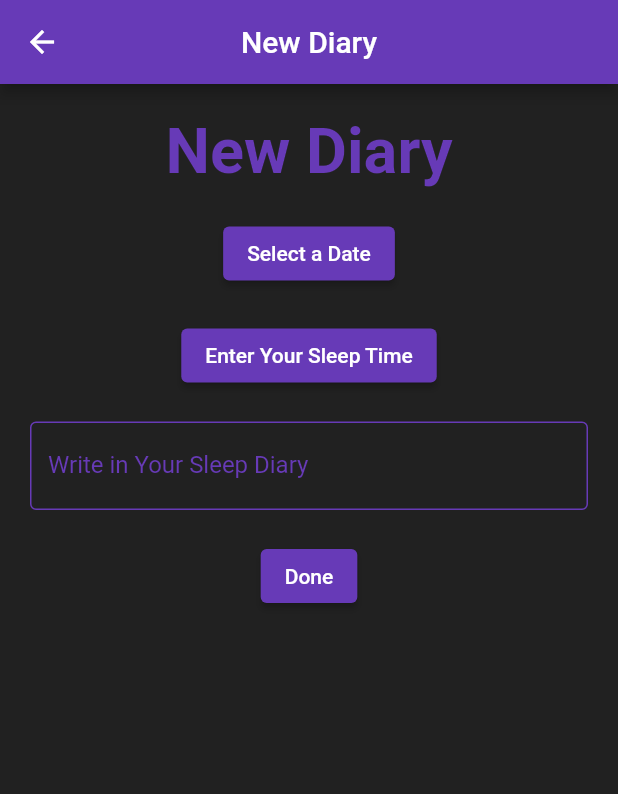
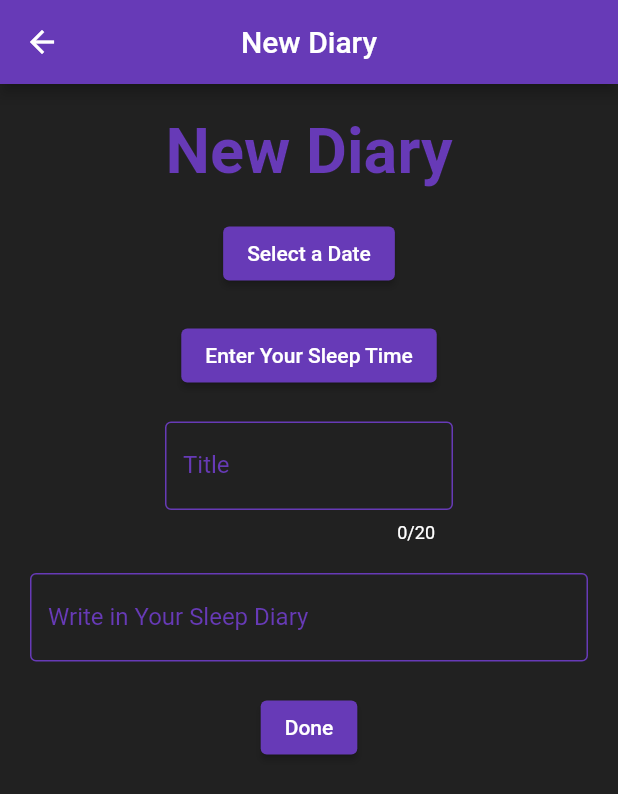
Before and after one commit to Snail51/SweetDreams, a Flutter app: the DiaryPage screen opened directly with empty values, after a tap on "Create New Diary", on a phone screen of 412 x 824 dp. Shown: the top 794 px of the screen. Run offline on Flutter 3.47's test engine with Material 2 defaults, Android fonts, the phone set to English and light mode, and no system bars; our stand-ins replace audioplayers, flutter_rating_bar, tuple; missing offline and left inert: time_range_picker.

Commit message:
progress on diary

```diff
--- a/lib/diary.dart
+++ b/lib/diary.dart
@@ -66,7 +66,7 @@ class DiaryEntry {
         children: <Widget>[
           Text(title),
           Text(DateFormat.MMMd().format(timeRef) + ", " + DateFormat.y().format(timeRef),overflow: TextOverflow.visible, style: TextStyle(color: Colors.white)),
-          Text(content.replaceRange(32, content.length, content)),
+          Text("content"),
         ],
     )));
   }
--- a/lib/dreams/views/create_diary.dart
+++ b/lib/dreams/views/create_diary.dart
@@ -1,13 +1,12 @@
 import 'package:flutter/cupertino.dart';
 import 'package:flutter/material.dart';
-import 'package:units/database.dart';
+import 'package:units/diary.dart';
 import 'package:time_range_picker/time_range_picker.dart';
 
 class CreateDiaryPage extends StatefulWidget {
 
-  CreateDiaryPage({Key? key, required this.database, required this.fileLocation}) : super (key: key);
-  SleepData database;
-  String fileLocation = "";
+  CreateDiaryPage({Key? key, required this.diary}) : super (key: key);
+  Diary diary;
 
   @override
   _CreateDiaryPageState createState() => _CreateDiaryPageState();
@@ -22,7 +21,9 @@ class _CreateDiaryPageState extends State<CreateDiaryPage> {
   bool check1 = false;
   bool check2 = false;
   bool check3 = false;
-  var myController = TextEditingController();
+  bool check4 = false;
+  var title = TextEditingController();
+  var textField = TextEditingController();
   DateTime selectedDate = DateTime.now();
   TimeOfDay selectedTime = TimeOfDay.now();
 
@@ -85,8 +86,10 @@ class _CreateDiaryPageState extends State<CreateDiaryPage> {
       }
     }
 
-    _createDiary(DateTime selectedDate, var myController) async {
-      if ((check1 != false) && (check2 != false) && (check3 != false)) {
+    _createDiary(DateTime selectedDate, TimeOfDay selectedTime, var title, var textField) async {
+      if ((check1 != false) && (check2 != false) && (check3 != false) && (check4 != false)) {
+        DateTime tempTime = new DateTime(selectedDate.year, selectedDate.month, selectedDate.day, selectedTime.hour, selectedTime.minute);
+        widget.diary.addEvent(tempTime, Title: title.text, Content: textField.text);
         Navigator.pop(context);
       }
 
@@ -144,6 +147,27 @@ class _CreateDiaryPageState extends State<CreateDiaryPage> {
               ),
 
               Padding(
+                  padding: EdgeInsets.only(top: 20.0, left: 110.0, right: 110.0,),
+                  child: TextField(
+                    maxLength: 20,
+                    decoration: InputDecoration(
+                      counterStyle: new TextStyle(color: Colors.white),
+                        enabledBorder: OutlineInputBorder(
+                            borderSide: BorderSide(color: Colors.deepPurple)),
+                        border: OutlineInputBorder(),
+                        labelText: 'Title',
+                        labelStyle: new TextStyle(color: Colors.deepPurple)
+                    ),
+                    style: TextStyle(color: Colors.white),
+                    cursorColor: Colors.white,
+                    controller: title,
+                    onTap: () {
+                      check4 = true;
+                    },
+                  )
+              ),
+
+              Padding(
                   padding: EdgeInsets.only(top: 20.0, left: 20.0, right: 20.0,),
                   child: TextField(
                     decoration: InputDecoration(
@@ -155,7 +179,7 @@ class _CreateDiaryPageState extends State<CreateDiaryPage> {
                     ),
                     style: TextStyle(color: Colors.white),
                     cursorColor: Colors.white,
-                    controller: myController,
+                    controller: textField,
                     onTap: () {
                       check3 = true;
                     },
@@ -170,7 +194,7 @@ class _CreateDiaryPageState extends State<CreateDiaryPage> {
                     ),
                     child: Text('Done'),
                     onPressed: () =>
-                        _createDiary(selectedDate, myController)
+                        _createDiary(selectedDate, selectedTime, title, textField)
                 ),
               ),
 
--- a/lib/dreams/views/sleep_diary.dart
+++ b/lib/dreams/views/sleep_diary.dart
@@ -1,13 +1,13 @@
 import 'package:flutter/cupertino.dart';
 import 'package:flutter/material.dart';
-import 'package:units/database.dart';
+import 'package:intl/intl.dart';
+import 'package:units/diary.dart';
 import 'create_diary.dart';
 
 class DiaryPage extends StatefulWidget {
 
-  DiaryPage({Key? key, required this.database, required this.fileLocation}) : super (key: key);
-  SleepData database;
-  String fileLocation = "";
+  DiaryPage({Key? key, required this.diary}) : super (key: key);
+  Diary diary;
 
   @override
   _DiaryPageState createState() => _DiaryPageState();
@@ -18,8 +18,140 @@ class _DiaryPageState extends State<DiaryPage>  {
   void initState() {
     super.initState();
   }
+
+  DateTime selectedDate = DateTime.fromMicrosecondsSinceEpoch(0);
+  String labelSelectButton = "Find Diary by Date";
+
+  bool isOnSameDay(DateTime first, DateTime second)
+  {
+    Duration diff = first.difference(second);
+    diff = diff.abs();
+    if(diff.inDays <= 1)
+    {
+      return true;
+    }
+    else
+    {
+      return false;
+    }
+
+  }
+
+  DateTime returnEpoch()
+  {
+    return DateTime.fromMicrosecondsSinceEpoch(0);
+  }
+
+  Widget diaryToWidget() {
+    List<Widget> content = [];
+    for (int i = 0; i < widget.diary.getData().length; i++)
+    {
+      if(selectedDate != returnEpoch())
+      {
+        if(isOnSameDay(widget.diary.getData()[i].timeRef, selectedDate))
+        {
+          content.add(Row(
+            mainAxisAlignment: MainAxisAlignment.center,
+            children: <Widget>[
+              Flex(direction: Axis.horizontal,
+                  children: [widget.diary.getData(index: i)[0].toWidget()]),
+              IconButton(
+                  onPressed: () async{
+                    //await Navigator.push(context, MaterialPageRoute(
+                    //    builder: (context) => EditLogPage(database: widget.database, log: widget.database.getData(index: i)[0])));
+                    nullDateSelection();
+                  },
+                  //=> editEvent(i),
+                  icon: const Icon(Icons.edit)),
+            ],
+          ),);
+        }
+      }
+      else {
+        content.add(Row(
+          mainAxisAlignment: MainAxisAlignment.center,
+          children: <Widget>[
+            Flex(direction: Axis.horizontal,
+                children: [widget.diary.getData(index: i)[0].toWidget()]),
+            IconButton(
+                onPressed: () async{
+                  //await Navigator.push(context, MaterialPageRoute(
+                  //    builder: (context) => EditLogPage(database: widget.database, log: widget.database.getData(index: i)[0])));
+                  nullDateSelection();
+                },
+                color: Colors.white,
+                icon: const Icon(Icons.edit)),
+          ],
+        ),);
+      }
+    }
+    return Expanded(child: ListView.separated(
+      padding: const EdgeInsets.all(8),
+      itemCount: content.length,
+      itemBuilder: (BuildContext context, int index)
+      {
+        return Container(
+          height: 100,
+          color: Colors.deepPurple,
+          child: content[index],
+        );
+      },
+      separatorBuilder: (BuildContext context, int index) => const Divider(),
+      addAutomaticKeepAlives: false,
+    ));
+
+  }
+
+  void editEvent(int index)
+  {
+    print("MESSAGE" + index.toString());
+
+
+  }
+
+  void nullDateSelection()
+  {
+    setState(() {
+      selectedDate = returnEpoch();
+      labelSelectButton = "Find Diary by Date";
+    });
+  }
+
   @override
   Widget build(BuildContext context) {
+
+    _selectDate(BuildContext context) async{ //Date Picker Popup
+      final DateTime? picked = await showDatePicker(
+        context: context,
+        initialDate: DateTime.now(), // Refer step 1
+        firstDate: DateTime(2000),
+        lastDate: DateTime(2025),
+        builder: (context, child) {
+          return Theme(
+            data: Theme.of(context).copyWith(
+              colorScheme: ColorScheme.light(
+                primary: Colors.deepPurple,
+                onPrimary: Colors.white,
+                onSurface: Colors.deepPurple.shade300,
+              ),
+              dialogBackgroundColor: Colors.grey.shade900,
+              textButtonTheme: TextButtonThemeData(
+                style: TextButton.styleFrom(
+                  primary: Colors.deepPurple, // button text color
+                ),
+              ),
+            ),
+            child: child!,
+          );
+        },
+      );
+      if (picked != null && picked != selectedDate)
+        setState(() {
+          selectedDate = picked.add(Duration(hours: 12));
+          labelSelectButton = DateFormat.MMMd().format(selectedDate) + ", " + DateFormat.y().format(selectedDate);
+        });
+    }
+
     return Scaffold(
       appBar: AppBar(
         title: Text("Sleep Diary"),
@@ -30,19 +162,42 @@ class _DiaryPageState extends State<DiaryPage>  {
       body: Center(
           child: Column(
             children: <Widget>[
+
               Padding(
                   padding: EdgeInsets.only(top: 20.0, bottom: 20.0),
                   child: Text("Sleep Diary", style: const TextStyle(fontWeight: FontWeight.bold, color: Colors.deepPurple), textScaleFactor: 3,)
               ),
+
               ElevatedButton(
                 style: ElevatedButton.styleFrom(
                     primary: Colors.deepPurple
                 ),
                 child: Text('Create New Diary'),
                 onPressed: () async{
-                  await Navigator.push(context, MaterialPageRoute(builder: (context) => CreateDiaryPage(database: widget.database, fileLocation: widget.fileLocation,)));
+                  await Navigator.push(context, MaterialPageRoute(builder: (context) => CreateDiaryPage(diary: widget.diary)));
+                  nullDateSelection();
                 },
               ),
+
+              Padding(
+                padding: EdgeInsets.only(left: 47),
+                child: Row(
+                  mainAxisAlignment: MainAxisAlignment.center,
+                  children: <Widget>[
+                    ElevatedButton(
+                        style: ElevatedButton.styleFrom(
+                            primary: Colors.deepPurple
+                        ),
+                        child: Text(labelSelectButton),
+                        onPressed: () => _selectDate(context)
+                    ),
+                    IconButton(onPressed: () => nullDateSelection(), icon: const Icon(Icons.delete_forever), color: Colors.deepPurple,)
+                  ],
+                ),
+              ),
+
+              diaryToWidget()
+
             ],
           )
       ),
--- a/lib/dreams/views/sleep_log.dart
+++ b/lib/dreams/views/sleep_log.dart
@@ -9,7 +9,7 @@ import '../views/sleep_history.dart';
 class SleepLogPage extends StatefulWidget {
 
 
-  SleepLogPage({Key? key, required this.database}) : super (key: key){}
+  SleepLogPage({Key? key, required this.database}) : super (key: key);
 
   SleepData database = SleepData();
 
--- a/lib/main.dart
+++ b/lib/main.dart
@@ -6,6 +6,7 @@ import 'dreams/views/newCalc.dart';
 import 'dreams/views/info_page.dart';
 import 'dreams/views/sounds_page.dart';
 import 'dreams/views/sleep_diary.dart';
+import 'diary.dart';
 
 void main() {
   WidgetsFlutterBinding.ensureInitialized();
@@ -15,6 +16,7 @@ void main() {
 class MyApp extends StatelessWidget {
   String file = "data.csv";
   SleepData database = new SleepData(filename: "data.csv");
+  Diary diary = new Diary();
 
   @override
   Widget build(BuildContext context) {
@@ -58,7 +60,7 @@ class MyApp extends StatelessWidget {
                         child: Text('Sleep Log'),
                         onPressed: () {
 
-                          Navigator.push(context, MaterialPageRoute(builder: (context) => SleepLogPage(database: database, fileLocation: file)));
+                          Navigator.push(context, MaterialPageRoute(builder: (context) => SleepLogPage(database: database)));
 
                         },
                       ),
@@ -69,7 +71,7 @@ class MyApp extends StatelessWidget {
                         child: Text('Sleep Diary'),
                         onPressed: () {
 
-                          Navigator.push(context, MaterialPageRoute(builder: (context) => DiaryPage(database: database, fileLocation: file)));
+                          Navigator.push(context, MaterialPageRoute(builder: (context) => DiaryPage(diary: diary)));
 
                         },
                       ),
```
Also changed, not shown: pubspec.lock.
